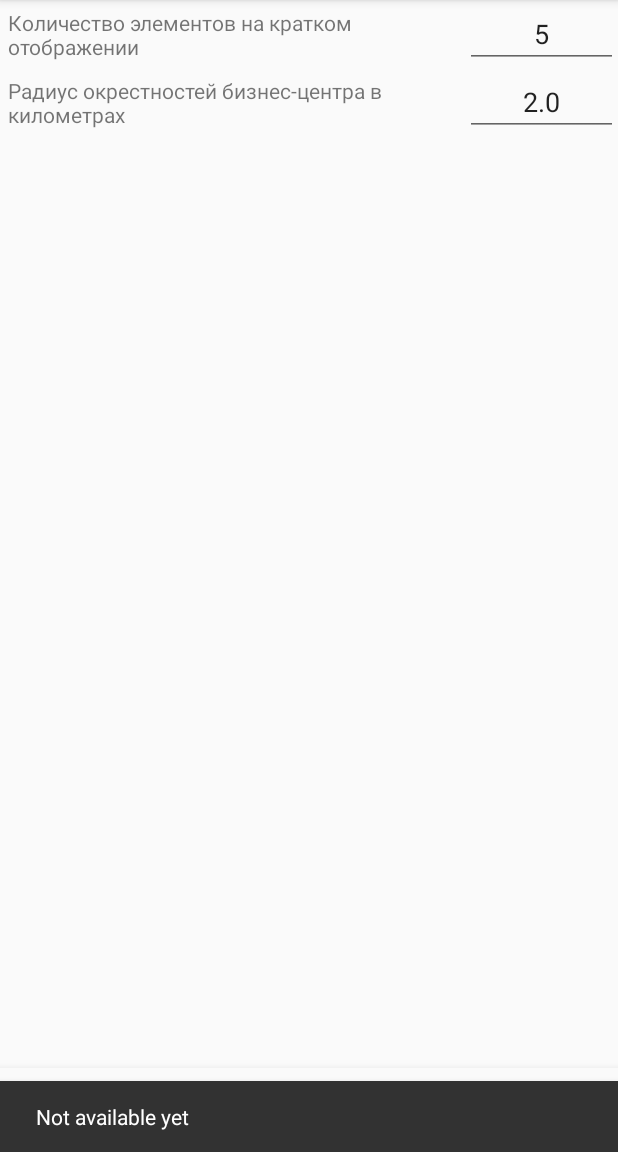
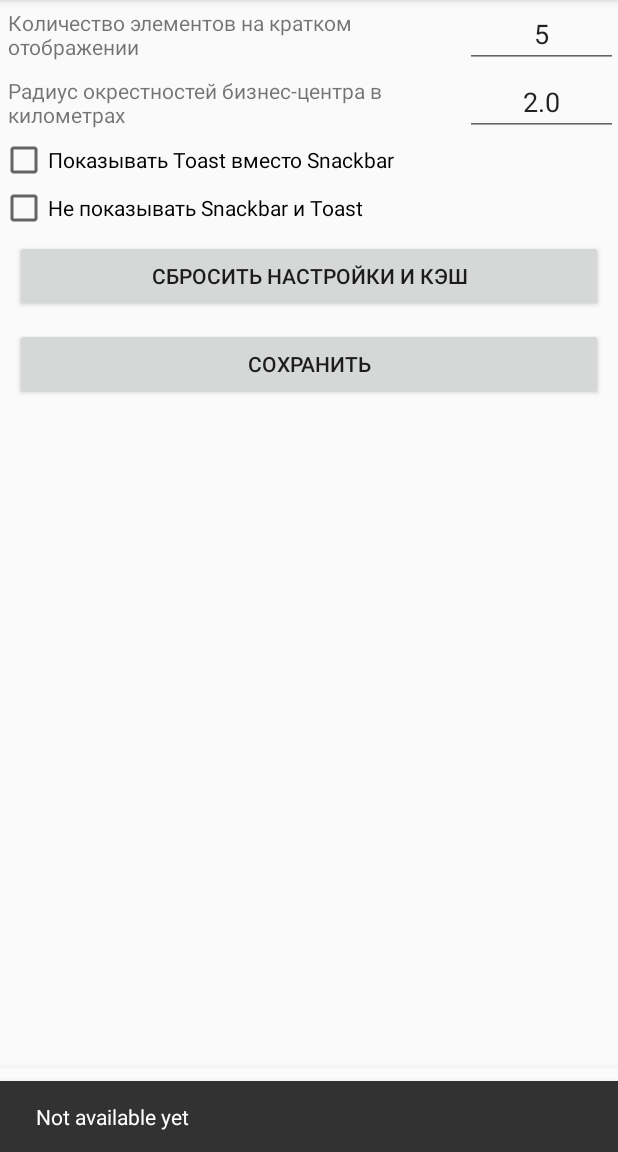
Before and after one commit to Donutellko/TechnopolisShuttle, an Android app: the screen it shows after launch (MainActivity), in the options menu, after a tap on "Изменить расписание", on a phone screen of 412 x 824 dp, the part 84-1236 px from its top. Run offline under Robolectric (Android 15) with nearby library versions, the phone set to English and light mode, and no system bars.

Commit message:
Кнопка для сброса в настройках Сохранение JSON в кэш Загрузка JSON'а с сервера Оповещение о синхронизации Добавить настройку оповещения в настройки Ручная синхрониация

```diff
--- a/app/src/main/java/com/donutellko/technopolisshuttle/DataLoader.java
+++ b/app/src/main/java/com/donutellko/technopolisshuttle/DataLoader.java
@@ -2,16 +2,31 @@ package com.donutellko.technopolisshuttle;
 
 import android.content.SharedPreferences;
 import android.content.Context;
+import android.os.AsyncTask;
 import android.util.Log;
 
+import java.io.BufferedReader;
+import java.io.BufferedWriter;
+import java.io.InputStreamReader;
+import java.io.OutputStream;
+import java.io.OutputStreamWriter;
+import java.io.UnsupportedEncodingException;
+import java.net.HttpURLConnection;
+import java.net.URL;
+import java.net.URLConnection;
+import java.net.URLEncoder;
 import java.util.ArrayList;
 import java.util.Calendar;
 import java.util.Date;
+import java.util.HashMap;
 import java.util.List;
+import java.util.Map;
 
 import com.donutellko.technopolisshuttle.TimeTable.ScheduleElement;
 import com.donutellko.technopolisshuttle.DataLoader.STime;
 import com.google.gson.Gson;
+
+import javax.net.ssl.HttpsURLConnection;
 
 /**
  * Created by Donut on 04.07.2017.
@@ -41,8 +56,13 @@ public class DataLoader {
 		}
 
 		public STime(String s) { // исключительно вида "09:15:
-			hour = (s.charAt(0) - '0') * 10 + (s.charAt(1) - '0');
-			min = (s.charAt(3) - '0') * 10 + (s.charAt(4) - '0');
+			if (s.length() == 5) {
+				hour = (s.charAt(0) - '0') * 10 + (s.charAt(1) - '0');
+				min = (s.charAt(3) - '0') * 10 + (s.charAt(4) - '0');
+			} else if (s.length() == 4) {
+				hour = (s.charAt(0) - '0');
+				min = (s.charAt(2) - '0') * 10 + (s.charAt(3) - '0');
+			} else Log.e("WRONG!", "Неправильный формат времени: "+ s);
 		}
 
 		public boolean isBefore(STime t) {
@@ -91,10 +111,15 @@ public class DataLoader {
 		s = getJsonOnline();
 		if (s == null)
 			s = getJsonCached();
-		if (s == null)
-			s = getDefaultJson();
+		else {
+			SettingsSingleton.singleton.jsonCached = s;
+			SettingsSingleton.singleton.savePreferences(MainActivity.applicationContext);
+		} if (s == null)
+			s = getJsonDefault();
 
-		JsonObject jsonObject= new Gson().fromJson(s, JsonObject.class);
+		Log.i("JSON!", s);
+
+		JsonObject jsonObject = new Gson().fromJson(s, JsonObject.class);
 
 		ScheduleElement[]
 				seFrom = jsonObject.toScheduleElementArray(jsonObject.fromOffice),
@@ -105,21 +130,31 @@ public class DataLoader {
 	}
 
 	public String getJsonOnline() {
+		Log.i("getJsonOnline()", "trying to load online");
 		String s = null;
-		// TODO
+		AsyncTask<String, Void, String> lol = new JsonGetter().execute("http://192.168.0.100:8081/schedule");
+		try {
+			s = lol.get();
+			MainActivity.viewNotifier("Расписание синхронизировано!");
+		} catch (Exception e) {
+			MainActivity.viewNotifier("Расписание не синхронизировано!");
+			e.printStackTrace();
+		}
 		return s;
 	}
 
 	private String getJsonCached() {
+		Log.i("getJsonCaches()", "trying to load from cache");
 		String s = null;
-		s = SettingsSingleton.singleton.jsonCached_s;
-		return  s;
+		s = SettingsSingleton.singleton.jsonCached;
+		return s;
 	}
 
-	private static String getDefaultJson() {
+	private static String getJsonDefault() {
+		Log.i("getJsonDefault()", "getting default json");
 		String s =
 				"{\"fromOffice\"=[{\"time\":\"09:30\",\"mask\":31},{\"time\":\"10:10\",\"mask\":31},{\"time\":\"10:50\",\"mask\":31},{\"time\":\"11:30\",\"mask\":31},{\"time\":\"12:10\",\"mask\":31},{\"time\":\"12:50\",\"mask\":31},{\"time\":\"13:30\",\"mask\":31},{\"time\":\"14:10\",\"mask\":31},{\"time\":\"14:50\",\"mask\":31},{\"time\":\"15:10\",\"mask\":16},{\"time\":\"15:30\",\"mask\":31},{\"time\":\"15:50\",\"mask\":31},{\"time\":\"16:00\",\"mask\":16},{\"time\":\"16:30\",\"mask\":31},{\"time\":\"16:50\",\"mask\":31},{\"time\":\"17:00\",\"mask\":31},{\"time\":\"17:10\",\"mask\":31},{\"time\":\"17:30\",\"mask\":31},{\"time\":\"17:40\",\"mask\":31},{\"time\":\"17:50\",\"mask\":31},{\"time\":\"18:00\",\"mask\":31},{\"time\":\"18:10\",\"mask\":31},{\"time\":\"18:20\",\"mask\":31},{\"time\":\"18:30\",\"mask\":31},{\"time\":\"18:40\",\"mask\":31},{\"time\":\"18:50\",\"mask\":31},{\"time\":\"19:10\",\"mask\":31},{\"time\":\"19:20\",\"mask\":31},{\"time\":\"19:30\",\"mask\":31},{\"time\":\"19:40\",\"mask\":31},{\"time\":\"19:50\",\"mask\":31},{\"time\":\"20:10\",\"mask\":31},{\"time\":\"20:45\",\"mask\":31},{\"time\":\"21:20\",\"mask\":31}],"
-				+"\"toOffice\"=[{\"time\":\"07:45\",\"mask\":31},{\"time\":\"08:00\",\"mask\":31},{\"time\":\"08:10\",\"mask\":31},{\"time\":\"08:20\",\"mask\":31},{\"time\":\"08:30\",\"mask\":31},{\"time\":\"08:35\",\"mask\":31},{\"time\":\"08:40\",\"mask\":31},{\"time\":\"08:50\",\"mask\":31},{\"time\":\"09:00\",\"mask\":31},{\"time\":\"09:10\",\"mask\":31},{\"time\":\"09:15\",\"mask\":31},{\"time\":\"09:20\",\"mask\":31},{\"time\":\"09:30\",\"mask\":31},{\"time\":\"09:40\",\"mask\":31},{\"time\":\"09:50\",\"mask\":31},{\"time\":\"09:55\",\"mask\":31},{\"time\":\"10:00\",\"mask\":31},{\"time\":\"10:10\",\"mask\":31},{\"time\":\"10:20\",\"mask\":31},{\"time\":\"10:30\",\"mask\":31},{\"time\":\"10:35\",\"mask\":31},{\"time\":\"10:40\",\"mask\":31},{\"time\":\"10:50\",\"mask\":31},{\"time\":\"11:00\",\"mask\":31},{\"time\":\"11:10\",\"mask\":31},{\"time\":\"11:20\",\"mask\":31},{\"time\":\"11:30\",\"mask\":31},{\"time\":\"11:50\",\"mask\":31},{\"time\":\"12:10\",\"mask\":31},{\"time\":\"12:30\",\"mask\":31},{\"time\":\"13:10\",\"mask\":31},{\"time\":\"13:50\",\"mask\":31},{\"time\":\"14:30\",\"mask\":31},{\"time\":\"15:10\",\"mask\":31},{\"time\":\"15:30\",\"mask\":31},{\"time\":\"16:10\",\"mask\":31},{\"time\":\"16:50\",\"mask\":31},{\"time\":\"17:20\",\"mask\":31}]}";
+						+ "\"toOffice\"=[{\"time\":\"07:45\",\"mask\":31},{\"time\":\"08:00\",\"mask\":31},{\"time\":\"08:10\",\"mask\":31},{\"time\":\"08:20\",\"mask\":31},{\"time\":\"08:30\",\"mask\":31},{\"time\":\"08:35\",\"mask\":31},{\"time\":\"08:40\",\"mask\":31},{\"time\":\"08:50\",\"mask\":31},{\"time\":\"09:00\",\"mask\":31},{\"time\":\"09:10\",\"mask\":31},{\"time\":\"09:15\",\"mask\":31},{\"time\":\"09:20\",\"mask\":31},{\"time\":\"09:30\",\"mask\":31},{\"time\":\"09:40\",\"mask\":31},{\"time\":\"09:50\",\"mask\":31},{\"time\":\"09:55\",\"mask\":31},{\"time\":\"10:00\",\"mask\":31},{\"time\":\"10:10\",\"mask\":31},{\"time\":\"10:20\",\"mask\":31},{\"time\":\"10:30\",\"mask\":31},{\"time\":\"10:35\",\"mask\":31},{\"time\":\"10:40\",\"mask\":31},{\"time\":\"10:50\",\"mask\":31},{\"time\":\"11:00\",\"mask\":31},{\"time\":\"11:10\",\"mask\":31},{\"time\":\"11:20\",\"mask\":31},{\"time\":\"11:30\",\"mask\":31},{\"time\":\"11:50\",\"mask\":31},{\"time\":\"12:10\",\"mask\":31},{\"time\":\"12:30\",\"mask\":31},{\"time\":\"13:10\",\"mask\":31},{\"time\":\"13:50\",\"mask\":31},{\"time\":\"14:30\",\"mask\":31},{\"time\":\"15:10\",\"mask\":31},{\"time\":\"15:30\",\"mask\":31},{\"time\":\"16:10\",\"mask\":31},{\"time\":\"16:50\",\"mask\":31},{\"time\":\"17:20\",\"mask\":31}]}";
 		return s;
 	}
 
@@ -164,33 +199,41 @@ public class DataLoader {
 
 	public static class SettingsSingleton {
 		public static SettingsSingleton singleton = new SettingsSingleton();
-		public SettingsSingleton() { }
+
+		public SettingsSingleton() {
+		}
 
 		private String
 				countToShowOnShort_s = "countToShowOnShort_s",
-				currentState_s =       "currentState",
-				showPast_s =           "shopPast",
+				currentState_s = "currentState",
+				showPast_s = "shopPast",
 				distanceToShowFrom_s = "distanceToShowFrom",
-				jsonCached =           "jsonCached";
+				jsonCached_s = "jsonCached",
+				showToast_s = "showToast" ,
+				noSnackbar_s = "noSnackbar";
 
 		// fields with !!!!default!!! values
-		public int                      countToShowOnShort = 5;
-		public MainActivity.State       currentState = MainActivity.State.SHORT_VIEW;
-		public boolean                  showPast = true;
-		public boolean                  showTo = true; // не сохранять!
-		public float                    distanceToShowFrom = 2;
-		public String                   jsonCached_s = null;
+		public int countToShowOnShort = 5;
+		public MainActivity.State currentState = MainActivity.State.SHORT_VIEW;
+		public boolean showPast = true;
+		public boolean showTo = true; // не сохранять!
+		public float distanceToShowFrom = 2;
+		public String jsonCached = null;
+		public boolean showToast = false;
+		public boolean noSnackbar = false;
 
 
 		public boolean loadPreferences(Context context) {
 			SharedPreferences sp = context.getSharedPreferences("Settings", Context.MODE_PRIVATE);
 
-			currentState =       MainActivity.State.values()[
-					             sp.getInt(currentState_s, currentState.ordinal())];
+			currentState = MainActivity.State.values()[
+					sp.getInt(currentState_s, currentState.ordinal())];
 			countToShowOnShort = sp.getInt(countToShowOnShort_s, countToShowOnShort);
-			showPast =           sp.getBoolean(showPast_s, showPast);
+			showPast = sp.getBoolean(showPast_s, showPast);
 			distanceToShowFrom = sp.getFloat(distanceToShowFrom_s, distanceToShowFrom);
-			jsonCached_s =       sp.getString(jsonCached, jsonCached_s);
+			jsonCached = sp.getString(jsonCached_s, jsonCached);
+			showToast = sp.getBoolean(showToast_s, showToast);
+			noSnackbar = sp.getBoolean(noSnackbar_s, noSnackbar);
 
 			return true;
 		}
@@ -201,10 +244,18 @@ public class DataLoader {
 			sp.putInt(countToShowOnShort_s, countToShowOnShort);
 			sp.putInt(currentState_s, currentState.ordinal());
 			sp.putBoolean(showPast_s, showPast);
-			sp.putString(jsonCached_s, jsonCached);
+			if (jsonCached != null)
+				sp.putString(jsonCached_s, jsonCached);
+			sp.putBoolean(showToast_s, showToast);
+			sp.putBoolean(noSnackbar_s, noSnackbar);
 
 			sp.apply();
 			Log.i("savePreferences()", "saved " + currentState.name() + ":" + currentState.ordinal());
+		}
+
+		public void reset() {
+			singleton = new SettingsSingleton();
+			singleton.savePreferences(MainActivity.applicationContext);
 		}
 	}
 }
@@ -247,4 +298,112 @@ class TimeTable {
 			return ((mask & m) != 0);
 		}
 	}
+
 }
+
+
+class JsonGetter extends AsyncTask<String, Void, String> {
+
+	@Override
+	protected String doInBackground(String... strings) {
+		try {
+			return getJson_1(strings[0]);
+		} catch (Exception e) {
+			e.printStackTrace();
+			Log.i("JSOOOOOOON STATHAM!", "PISSED HIS OWN SHOES!!");
+		}
+		return null;
+	}
+
+	public static String getJson_1(String url_s) throws Exception {
+		String result = null;
+
+		BufferedReader reader = null;
+		URLConnection uc = null;
+
+		try {
+			URL url = new URL(url_s);
+			uc = url.openConnection();
+			uc.connect();
+			reader = new BufferedReader(new InputStreamReader(uc.getInputStream()));
+			StringBuffer buffer = new StringBuffer();
+			int read;
+			char[] chars = new char[1024];
+			while ((read = reader.read(chars)) != -1)
+				buffer.append(chars, 0, read);
+
+			result = buffer.toString();
+		} finally {
+			if (reader != null)
+				reader.close();
+		}
+
+		Log.i("JSOOOOOOON STATHAM!", result);
+		return result;
+	}
+
+	public String SERVER_IP = "217.66.158.150:81";
+
+	public String getJson() {
+		HashMap<String, String> postDataParams = new HashMap<String, String>();
+		postDataParams.put("lol", "/schedule");
+
+		Log.i("JSOOOOOOOON", "getJSON()");
+
+		URL url;
+		String response = "";
+		try {
+			url = new URL("http://" + SERVER_IP + "/schedule");
+
+			HttpURLConnection conn = (HttpURLConnection) url.openConnection();
+			conn.setReadTimeout(15000);
+			conn.setConnectTimeout(15000);
+			conn.setRequestMethod("GET");
+			conn.setDoInput(true);
+			conn.setDoOutput(true);
+
+
+			OutputStream os = conn.getOutputStream();
+			BufferedWriter writer = new BufferedWriter(
+					new OutputStreamWriter(os, "UTF-8"));
+			writer.write(getPostDataString(postDataParams));
+
+			writer.flush();
+			writer.close();
+			os.close();
+			int responseCode = conn.getResponseCode();
+
+			if (responseCode == HttpsURLConnection.HTTP_OK) {
+				String line;
+				BufferedReader br = new BufferedReader(new InputStreamReader(conn.getInputStream()));
+				while ((line = br.readLine()) != null) {
+					response += line;
+				}
+			} else {
+				response = null;
+			}
+		} catch (Exception e) {
+			e.printStackTrace();
+		}
+		Log.i("JSOOOOOOON", response);
+		return response;
+	}
+
+	private String getPostDataString(HashMap<String, String> params) throws UnsupportedEncodingException {
+		StringBuilder result = new StringBuilder();
+		boolean first = true;
+		for (Map.Entry<String, String> entry : params.entrySet()) {
+			if (first)
+				first = false;
+			else
+				result.append("&");
+
+			result.append(URLEncoder.encode(entry.getKey(), "UTF-8"));
+			result.append("=");
+			result.append(URLEncoder.encode(entry.getValue(), "UTF-8"));
+		}
+
+		return result.toString();
+	}
+
+}
--- a/app/src/main/java/com/donutellko/technopolisshuttle/FullScheduleView.java
+++ b/app/src/main/java/com/donutellko/technopolisshuttle/FullScheduleView.java
@@ -26,11 +26,11 @@ public class FullScheduleView extends SView {
 	private boolean showPastState;
 	LinearLayout content;
 
-	public FullScheduleView(Context context, TimeTable timeTable, boolean showPastState) {
+	public FullScheduleView(Context context, boolean showPastState) {
 		super(context);
 
 		view = View.inflate(context, LAYOUT_RESOURCE, null);
-		this.timeTable = timeTable;
+		this.timeTable = MainActivity.timeTable;
 		this.showPastState = showPastState;
 
 		prepareView();
--- a/app/src/main/java/com/donutellko/technopolisshuttle/MainActivity.java
+++ b/app/src/main/java/com/donutellko/technopolisshuttle/MainActivity.java
@@ -11,8 +11,8 @@ import android.content.Context;
 import android.view.MenuItem;
 import android.os.Bundle;
 import android.view.Menu;
-import android.view.View;
 import android.util.Log;
+import android.widget.Toast;
 
 import java.util.Calendar;
 
@@ -29,8 +29,10 @@ public class MainActivity extends AppCompatActivity {
 			coordsUnderground = new LatLng(59.854728, 30.320958);
 
 	Calendar curtime;
+	static TimeTable timeTable;
+	DataLoader dataLoader;
 
-	LinearLayout contentBlock; // Область контента (всё кроме нав. панели)
+	static LinearLayout contentBlock; // Область контента (всё кроме нав. панели)
 	BottomNavigationView navigation;
 
 	ShortScheduleView shortView;
@@ -73,12 +75,12 @@ public class MainActivity extends AppCompatActivity {
 		else
 			Log.i("Preferences", "not found");
 
-		DataLoader dataLoader = new DataLoader();
-		TimeTable timeTable = dataLoader.getFullJsonInfo();
+		dataLoader = new DataLoader();
+		timeTable = dataLoader.getFullJsonInfo();
 
 		Context context = this;
 		shortView = new ShortScheduleView(context, settingsSingleton, timeTable);
-		fullView =  new FullScheduleView (context, timeTable, settingsSingleton.showPast);
+		fullView =  new FullScheduleView (context, settingsSingleton.showPast);
 		mapView =   new MapView(context, getFragmentManager(), coordsTechnopolis, coordsUnderground);
 
 		settingsView = new SettingsView(context, settingsSingleton);
@@ -95,27 +97,42 @@ public class MainActivity extends AppCompatActivity {
 		return true;
 	}
 
+	public static void viewNotifier(String s) {
+		if (settingsSingleton.noSnackbar)
+			return;
+		if (settingsSingleton.showToast)
+			viewToast(s);
+		else
+			viewSnackbar(s);
+	}
+
+	public static void viewSnackbar(String s) {
+		Snackbar.make(contentBlock, s, Snackbar.LENGTH_SHORT)
+				.setAction("Action", null).show();
+	}
+	public static void viewToast(String s) {
+		Toast toast = Toast.makeText(applicationContext,
+				s, Toast.LENGTH_SHORT);
+		toast.show();
+	}
+
 	@Override
 	public boolean onOptionsItemSelected(MenuItem item) {
 		switch (item.getItemId()) {
 			case R.id.action_reload:
-				Snackbar.make(contentBlock, "Not available yet", Snackbar.LENGTH_LONG)
-						.setAction("Action", null).show();
+				timeTable = dataLoader.getFullJsonInfo();
 				return true;
 			case R.id.action_settings:
 				setContent(settingsView);
 				return true;
 			case R.id.action_change:
-				Snackbar.make(contentBlock, "Not available yet", Snackbar.LENGTH_LONG)
-						.setAction("Action", null).show();
+				viewNotifier("Not available yet");
 				return true;
 			case R.id.action_help:
-				Snackbar.make(contentBlock, "Not available yet", Snackbar.LENGTH_LONG)
-						.setAction("Action", null).show();
+				viewNotifier("Not available yet");
 				return true;
 			case R.id.action_about:
-				Snackbar.make(contentBlock, "Not available yet", Snackbar.LENGTH_LONG)
-						.setAction("Action", null).show();
+				viewNotifier("Not available yet");
 				return true;
 			default:
 				Log.e("Хьюстон!", "У нас проблемы!");
@@ -156,6 +173,8 @@ public class MainActivity extends AppCompatActivity {
 					case MAP_VIEW:
 //						mapView.updateView();
 						break;
+					case SETTINGS_VIEW:
+						settingsView.updateView();
 					default:
 						Log.e("Хьюстон!", "У нас проблемы!");
 				}
--- a/app/src/main/java/com/donutellko/technopolisshuttle/SettingsView.java
+++ b/app/src/main/java/com/donutellko/technopolisshuttle/SettingsView.java
@@ -1,8 +1,9 @@
 package com.donutellko.technopolisshuttle;
 
 import android.content.Context;
+import android.widget.Button;
+import android.widget.CheckBox;
 import android.widget.EditText;
-import android.widget.TextView;
 import android.view.KeyEvent;
 import android.view.View;
 import android.util.Log;
@@ -15,6 +16,9 @@ public class SettingsView extends SView {
 	int LAYOUT_RESOURCE = R.layout.settings_layout;
 	DataLoader.SettingsSingleton settingsSingleton;
 	EditText countOnShort, technoRadius;
+	Button resetButton, saveButton;
+	CheckBox noSnackbar, useToast;
+
 
 	public SettingsView(Context context, DataLoader.SettingsSingleton settingsSingleton) {
 		super(context);
@@ -32,10 +36,27 @@ public class SettingsView extends SView {
 		technoRadius = view.findViewById(R.id.techno_radius);
 		technoRadius.setText(settingsSingleton.distanceToShowFrom + "");
 		technoRadius.setOnKeyListener(technoRadiusListener);
+
+
+		noSnackbar = view.findViewById(R.id.no_snackbar);
+		noSnackbar.setOnClickListener(noSnackbarListener);
+
+		useToast = view.findViewById(R.id.use_toast);
+		useToast.setOnClickListener(useToastListener);
+
+
+		resetButton = view.findViewById(R.id.reset);
+		resetButton.setText("Сбросить настройки и кэш");
+		resetButton.setOnClickListener(resetListener);
+
+		saveButton = view.findViewById(R.id.save);
+		saveButton.setText("Сохранить");
+		saveButton.setOnClickListener(saveListener);
 	}
 
 	@Override
 	public void updateView() {
+
 		throw new UnsupportedOperationException("updateView не должно вызываться у SettingsView");
 	}
 
@@ -43,10 +64,11 @@ public class SettingsView extends SView {
 			= new EditText.OnKeyListener() {
 		@Override
 		public boolean onKey(View view, int keyCode, KeyEvent keyEvent) {
-			if(keyEvent.getAction() == KeyEvent.ACTION_DOWN &&
+			if (keyEvent.getAction() == KeyEvent.ACTION_DOWN &&
 					(keyCode == KeyEvent.KEYCODE_ENTER)) {
 				settingsSingleton.countToShowOnShort = Integer.parseInt(countOnShort.getText() + "");
 				Log.i("editor", "lol " + settingsSingleton.countToShowOnShort);
+				MainActivity.viewNotifier("Сохранено!");
 				return true;
 			}
 			return false;
@@ -57,13 +79,54 @@ public class SettingsView extends SView {
 			= new EditText.OnKeyListener() {
 		@Override
 		public boolean onKey(View view, int keyCode, KeyEvent keyEvent) {
-			if(keyEvent.getAction() == KeyEvent.ACTION_DOWN &&
+			if (keyEvent.getAction() == KeyEvent.ACTION_DOWN &&
 					(keyCode == KeyEvent.KEYCODE_ENTER)) {
 				settingsSingleton.distanceToShowFrom = Float.parseFloat(technoRadius.getText() + "");
 				Log.i("editor", "lol " + settingsSingleton.distanceToShowFrom);
+				MainActivity.viewNotifier("Сохранено!");
 				return true;
 			}
 			return false;
 		}
 	};
+
+
+	private Button.OnClickListener resetListener = new Button.OnClickListener() {
+		@Override
+		public void onClick(View view) {
+			settingsSingleton.reset();
+		}
+	};
+
+	private Button.OnClickListener saveListener = new Button.OnClickListener() { //TODO: нормальная проверка
+		@Override
+		public void onClick(View view) {
+			if (technoRadius.getText().toString().equals("") || technoRadius.getText().toString().equals(""))
+				MainActivity.viewNotifier("Введены некорректные значения");
+			else {
+				settingsSingleton.distanceToShowFrom = Float.parseFloat(technoRadius.getText() + "");
+				settingsSingleton.countToShowOnShort = Integer.parseInt(countOnShort.getText() + "");
+
+				settingsSingleton.noSnackbar = noSnackbar.isChecked();
+				settingsSingleton.showToast = useToast.isChecked();
+
+				settingsSingleton.savePreferences(MainActivity.applicationContext);
+				MainActivity.viewNotifier("Сохранено!");
+			}
+		}
+	};
+
+	private View.OnClickListener noSnackbarListener = new View.OnClickListener() {
+		@Override
+		public void onClick(View view) {
+			DataLoader.SettingsSingleton.singleton.noSnackbar = noSnackbar.isChecked();
+		}
+	};
+
+	private View.OnClickListener useToastListener = new View.OnClickListener() {
+		@Override
+		public void onClick(View view) {
+			DataLoader.SettingsSingleton.singleton.showToast = useToast.isChecked();
+		}
+	};
 }
--- a/app/src/main/java/com/donutellko/technopolisshuttle/ShortScheduleView.java
+++ b/app/src/main/java/com/donutellko/technopolisshuttle/ShortScheduleView.java
@@ -1,6 +1,9 @@
 package com.donutellko.technopolisshuttle;
 
+import android.support.design.widget.TabLayout;
 import android.util.Log;
+import android.widget.LinearLayout;
+import android.widget.ScrollView;
 import android.widget.ToggleButton;
 import android.widget.ArrayAdapter;
 import android.widget.AdapterView;
@@ -48,7 +51,12 @@ public class ShortScheduleView extends SView {
 	public void prepareView() {
 		int weekday = getWeekdayNumber();
 
-		table = view.findViewById(R.id.table);
+		LinearLayout container = (LinearLayout) view.findViewById(R.id.container);
+		container.addView(View.inflate(context, R.layout.short_head, null));
+		ScrollView scrollView = new ScrollView(context);
+		table = new TableLayout(context);
+		scrollView.addView(table);
+		container.addView(scrollView);
 
 		toggleTo = view.findViewById(TOGGLE_TO);
 		toggleTo.setOnClickListener(toggleToListener);
@@ -80,7 +88,6 @@ public class ShortScheduleView extends SView {
 		settingsSingleton.showTo = toggleTo.isChecked();
 		table.removeAllViews();
 
-		table.addView(View.inflate(context, R.layout.short_head, null));
 		List<TimeTable.ScheduleElement> after = timeTable.getTimeAfter(now, !settingsSingleton.showTo, weekdaySelected);
 
 		for (int i = 0; i < Math.min(after.size(), settingsSingleton.countToShowOnShort); i++)
--- a/app/src/main/res/layout/settings_layout.xml
+++ b/app/src/main/res/layout/settings_layout.xml
@@ -56,17 +56,59 @@
         android:layout_width="match_parent"
         android:layout_height="wrap_content"
         android:orientation="horizontal">
+
+        <CheckBox
+            android:id="@+id/use_toast"
+            android:layout_width="wrap_content"
+            android:layout_height="wrap_content"
+            android:layout_weight="1"
+            android:text="Показывать Toast вместо Snackbar"/>
     </LinearLayout>
 
     <LinearLayout
         android:layout_width="match_parent"
         android:layout_height="wrap_content"
         android:orientation="horizontal">
+
+        <CheckBox
+            android:id="@+id/no_snackbar"
+            android:layout_width="wrap_content"
+            android:layout_height="wrap_content"
+            android:layout_weight="1"
+            android:text="Не показывать Snackbar и Toast"/>
     </LinearLayout>
 
     <LinearLayout
         android:layout_width="match_parent"
         android:layout_height="wrap_content"
         android:orientation="horizontal">
+
+        <Button
+            android:id="@+id/reset"
+            android:layout_width="wrap_content"
+            android:layout_height="wrap_content"
+            android:layout_marginBottom="5dp"
+            android:layout_marginLeft="10dp"
+            android:layout_marginRight="10dp"
+            android:layout_marginTop="5dp"
+            android:layout_weight="1"
+            android:text="Сбросить настройки и кэш"/>
+    </LinearLayout>
+
+    <LinearLayout
+        android:layout_width="match_parent"
+        android:layout_height="match_parent"
+        android:orientation="horizontal">
+
+        <Button
+            android:id="@+id/save"
+            android:layout_width="wrap_content"
+            android:layout_height="wrap_content"
+            android:layout_marginBottom="5dp"
+            android:layout_marginLeft="10dp"
+            android:layout_marginRight="10dp"
+            android:layout_marginTop="5dp"
+            android:layout_weight="1"
+            android:text="Сохранить"/>
     </LinearLayout>
 </LinearLayout>
```
Also changed, not shown: app/src/main/res/layout/full_2col_row.xml (+8 -0 lines), app/src/main/res/layout/short_layout.xml (+3 -24 lines).
